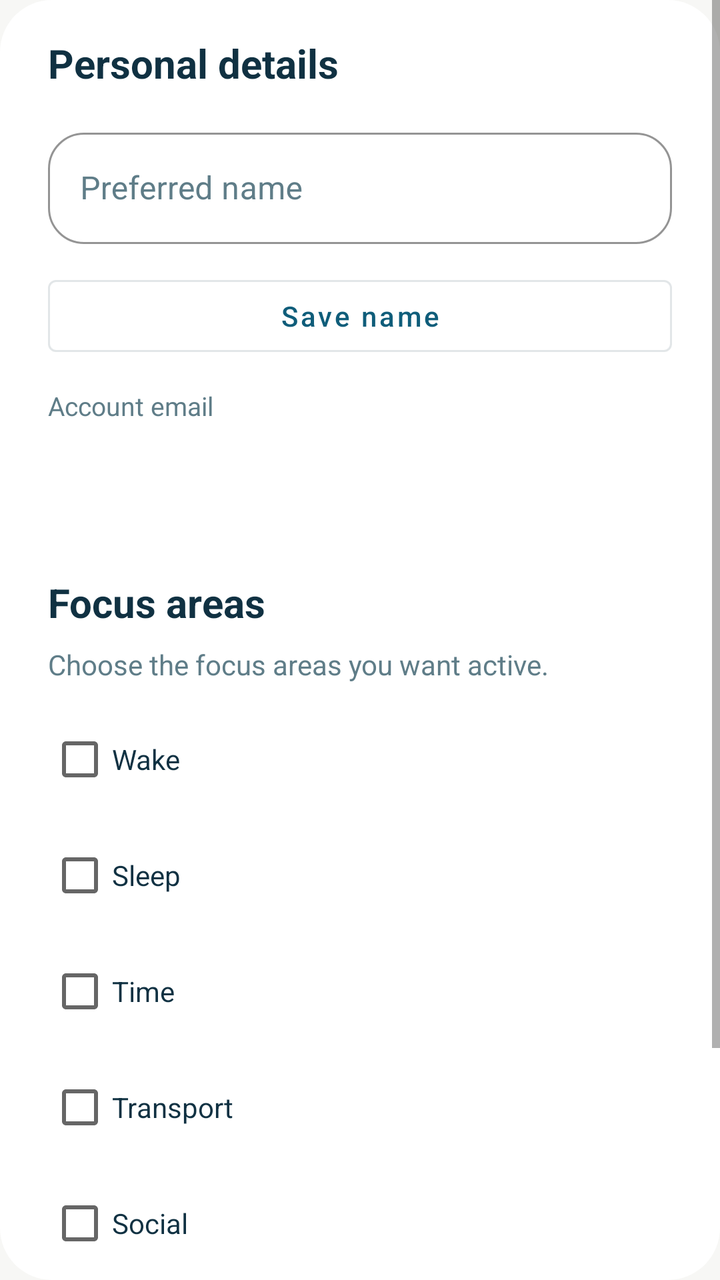
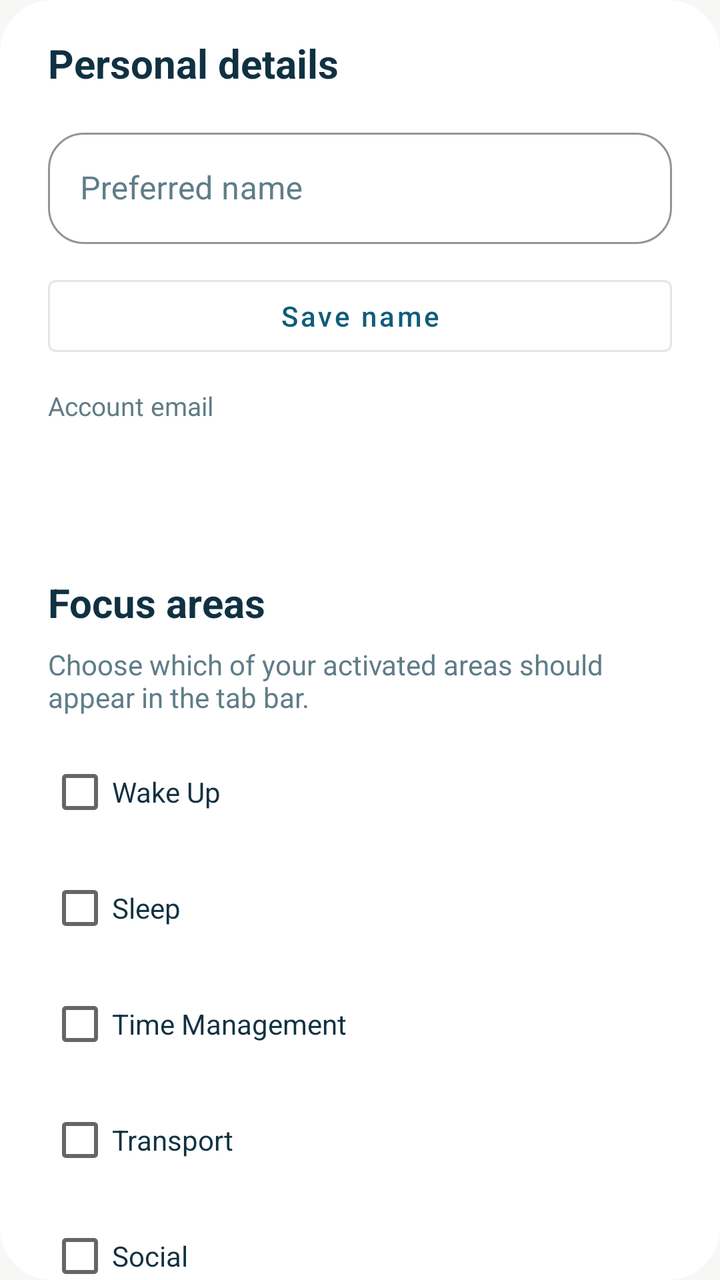

An Android layout rendered at two revisions. The XML below is the earlier revision; the diff shows what the commit changed to produce the second picture.
<!-- AndroidManifest.xml: application theme Theme.Fixd -->
<!-- res/layout/fragment_profile.xml -->
<?xml version="1.0" encoding="utf-8"?>
<ScrollView xmlns:android="http://schemas.android.com/apk/res/android"
    android:layout_width="match_parent"
    android:layout_height="match_parent"
    android:background="@drawable/bg_tab_card"
    android:fillViewport="true">

    <LinearLayout
        android:layout_width="match_parent"
        android:layout_height="wrap_content"
        android:orientation="vertical"
        android:paddingStart="24dp"
        android:paddingTop="18dp"
        android:paddingEnd="24dp"
        android:paddingBottom="20dp">

        <TextView
            android:layout_width="wrap_content"
            android:layout_height="wrap_content"
            android:text="@string/profile_personal_title"
            android:textColor="@color/brand_text"
            android:textSize="20sp"
            android:textStyle="bold" />

        <com.google.android.material.textfield.TextInputLayout
            android:layout_width="match_parent"
            android:layout_height="wrap_content"
            android:layout_marginTop="16dp"
            android:hint="@string/name_label">

            <com.google.android.material.textfield.TextInputEditText
                android:id="@+id/nameEditText"
                android:layout_width="match_parent"
                android:layout_height="wrap_content"
                android:inputType="textPersonName"
                android:textColor="@color/brand_text"
                android:textColorHint="@color/brand_text_muted" />
        </com.google.android.material.textfield.TextInputLayout>

        <com.google.android.material.button.MaterialButton
            android:id="@+id/saveNameButton"
            style="@style/Widget.MaterialComponents.Button.OutlinedButton"
            android:layout_width="match_parent"
            android:layout_height="wrap_content"
            android:layout_marginTop="12dp"
            android:text="@string/profile_save_name" />

        <TextView
            android:layout_width="wrap_content"
            android:layout_height="wrap_content"
            android:layout_marginTop="12dp"
            android:text="@string/profile_email_label"
            android:textColor="@color/brand_text_muted"
            android:textSize="13sp" />

        <TextView
            android:id="@+id/emailSummary"
            android:layout_width="wrap_content"
            android:layout_height="wrap_content"
            android:layout_marginTop="4dp"
            android:textColor="@color/brand_text"
            android:textSize="15sp"
            android:textStyle="bold" />

        <TextView
            android:id="@+id/verificationStatus"
            android:layout_width="wrap_content"
            android:layout_height="wrap_content"
            android:layout_marginTop="6dp"
            android:textColor="@color/brand_text_muted"
            android:textSize="13sp" />

        <com.google.android.material.button.MaterialButton
            android:id="@+id/sendVerificationButton"
            style="@style/Widget.MaterialComponents.Button.OutlinedButton"
            android:layout_width="match_parent"
            android:layout_height="wrap_content"
            android:layout_marginTop="14dp"
            android:text="@string/profile_send_verification"
            android:visibility="gone" />

        <TextView
            android:layout_width="wrap_content"
            android:layout_height="wrap_content"
            android:layout_marginTop="28dp"
            android:text="@string/profile_focus_title"
            android:textColor="@color/brand_text"
            android:textSize="20sp"
            android:textStyle="bold" />

        <TextView
            android:id="@+id/focusBody"
            android:layout_width="match_parent"
            android:layout_height="wrap_content"
            android:layout_marginTop="8dp"
            android:text="@string/profile_focus_body"
            android:textColor="@color/brand_text_muted"
            android:textSize="14sp" />

        <CheckBox
            android:id="@+id/wakeUpCheckbox"
            android:layout_width="match_parent"
            android:layout_height="wrap_content"
            android:layout_marginTop="14dp"
            android:text="@string/problem_wake_up"
            android:textColor="@color/brand_text" />

        <CheckBox
            android:id="@+id/sleepScheduleCheckbox"
            android:layout_width="match_parent"
            android:layout_height="wrap_content"
            android:layout_marginTop="10dp"
            android:text="@string/problem_sleep_schedule"
            android:textColor="@color/brand_text" />

        <CheckBox
            android:id="@+id/timeManagementCheckbox"
            android:layout_width="match_parent"
            android:layout_height="wrap_content"
            android:layout_marginTop="10dp"
            android:text="@string/problem_time_management"
            android:textColor="@color/brand_text" />

        <CheckBox
            android:id="@+id/transportCheckbox"
            android:layout_width="match_parent"
            android:layout_height="wrap_content"
            android:layout_marginTop="10dp"
            android:text="@string/problem_transport"
            android:textColor="@color/brand_text" />

        <CheckBox
            android:id="@+id/socialMediaDistractionCheckbox"
            android:layout_width="match_parent"
            android:layout_height="wrap_content"
            android:layout_marginTop="10dp"
            android:text="@string/problem_social_media_distraction"
            android:textColor="@color/brand_text" />

        <CheckBox
            android:id="@+id/placeholderCheckbox"
            android:layout_width="match_parent"
            android:layout_height="wrap_content"
            android:layout_marginTop="10dp"
            android:text="@string/problem_placeholder"
            android:textColor="@color/brand_text" />

        <com.google.android.material.button.MaterialButton
            android:id="@+id/saveProfileButton"
            android:layout_width="match_parent"
            android:layout_height="wrap_content"
            android:layout_marginTop="20dp"
            android:text="@string/profile_save_focus" />

        <LinearLayout
            android:id="@+id/credentialsSection"
            android:layout_width="match_parent"
            android:layout_height="wrap_content"
            android:layout_marginTop="28dp"
            android:orientation="vertical"
            android:visibility="gone">

            <TextView
                android:layout_width="wrap_content"
                android:layout_height="wrap_content"
                android:text="@string/profile_credentials_title"
                android:textColor="@color/brand_text"
                android:textSize="20sp"
                android:textStyle="bold" />

            <TextView
                android:layout_width="match_parent"
                android:layout_height="wrap_content"
                android:layout_marginTop="8dp"
                android:text="@string/profile_credentials_body"
                android:textColor="@color/brand_text_muted"
                android:textSize="14sp" />

            <com.google.android.material.textfield.TextInputLayout
                android:layout_width="match_parent"
                android:layout_height="wrap_content"
                android:layout_marginTop="16dp"
                android:hint="@string/profile_current_password">

                <com.google.android.material.textfield.TextInputEditText
                    android:id="@+id/currentPasswordEditText"
                    android:layout_width="match_parent"
                    android:layout_height="wrap_content"
                    android:inputType="textPassword"
                    android:textColor="@color/brand_text"
                    android:textColorHint="@color/brand_text_muted" />
            </com.google.android.material.textfield.TextInputLayout>

            <com.google.android.material.textfield.TextInputLayout
                android:layout_width="match_parent"
                android:layout_height="wrap_content"
                android:layout_marginTop="12dp"
                android:hint="@string/profile_new_email">

                <com.google.android.material.textfield.TextInputEditText
                    android:id="@+id/newEmailEditText"
                    android:layout_width="match_parent"
                    android:layout_height="wrap_content"
                    android:inputType="textEmailAddress"
                    android:textColor="@color/brand_text"
                    android:textColorHint="@color/brand_text_muted" />
            </com.google.android.material.textfield.TextInputLayout>

            <com.google.android.material.textfield.TextInputLayout
                android:layout_width="match_parent"
                android:layout_height="wrap_content"
                android:layout_marginTop="12dp"
                android:hint="@string/profile_new_password">

                <com.google.android.material.textfield.TextInputEditText
                    android:id="@+id/newPasswordEditText"
                    android:layout_width="match_parent"
                    android:layout_height="wrap_content"
                    android:inputType="textPassword"
                    android:textColor="@color/brand_text"
                    android:textColorHint="@color/brand_text_muted" />
            </com.google.android.material.textfield.TextInputLayout>

            <com.google.android.material.button.MaterialButton
                android:id="@+id/saveCredentialsButton"
                android:layout_width="match_parent"
                android:layout_height="wrap_content"
                android:layout_marginTop="18dp"
                android:text="@string/profile_save_credentials" />
        </LinearLayout>
    </LinearLayout>
</ScrollView>
<!-- resources referenced by this layout -->
<resources>
  <color name="brand_text">#103142</color>
  <color name="brand_text_muted">#5F7D88</color>
  <!-- drawable bg_tab_card (drawable) -->
  <?xml version="1.0" encoding="utf-8"?>
  <shape xmlns:android="http://schemas.android.com/apk/res/android">
      <solid android:color="@color/brand_card" />
      <corners android:radius="26dp" />
  </shape>
  <string name="name_label">Preferred name</string>
  <string name="problem_placeholder">More</string>
  <string name="problem_sleep_schedule">Sleep</string>
  <string name="problem_social_media_distraction">Social</string>
  <string name="problem_time_management">Time</string>
  <string name="problem_transport">Transport</string>
  <string name="problem_wake_up">Wake</string>
  <string name="profile_credentials_body">Password-based accounts can request an email change or set a new password here.</string>
  <string name="profile_credentials_title">Credentials</string>
  <string name="profile_current_password">Current password</string>
  <string name="profile_email_label">Account email</string>
  <string name="profile_focus_body">Choose the focus areas you want active.</string>
  <string name="profile_focus_title">Focus areas</string>
  <string name="profile_new_email">New email</string>
  <string name="profile_new_password">New password</string>
  <string name="profile_personal_title">Personal details</string>
  <string name="profile_save_credentials">Update credentials</string>
  <string name="profile_save_focus">Save focus areas</string>
  <string name="profile_save_name">Save name</string>
  <string name="profile_send_verification">Send verification email</string>
  <color name="brand_card">#FFFFFFFF</color>
  <color name="brand_primary">#0F5D7A</color>
  <color name="brand_primary_dark">#083C54</color>
  <color name="white">#FFFFFFFF</color>
  <color name="brand_secondary">#2F8FCE</color>
  <color name="brand_gradient_mid">#168AA7</color>
  <color name="brand_surface">#F7F7F5</color>
  <color name="transparent">#00000000</color>
  <style name="Widget.Fixd.Button" parent="Widget.MaterialComponents.Button">
          <item name="cornerRadius">16dp</item>
          <item name="android:textAllCaps">false</item>
          <item name="rippleColor">@color/transparent</item>
      </style>
  <style name="Widget.Fixd.TextInputEditText" parent="Widget.MaterialComponents.TextInputEditText.OutlinedBox">
          <item name="android:textColor">@color/brand_text</item>
          <item name="android:textColorHint">@color/brand_text_muted</item>
          <item name="android:textCursorDrawable">@null</item>
      </style>
  <style name="Widget.Fixd.TextInputLayout" parent="Widget.MaterialComponents.TextInputLayout.OutlinedBox">
          <item name="boxBackgroundColor">@color/brand_card</item>
          <item name="boxStrokeColor">@color/brand_accent</item>
          <item name="boxCornerRadiusTopStart">18dp</item>
          <item name="boxCornerRadiusTopEnd">18dp</item>
          <item name="boxCornerRadiusBottomStart">18dp</item>
          <item name="boxCornerRadiusBottomEnd">18dp</item>
          <item name="hintTextColor">@color/brand_text_muted</item>
          <item name="android:textColorHint">@color/brand_text_muted</item>
      </style>
  <color name="brand_accent">#79BFF0</color>
  <!-- unchanged entries left out for length: 1 -->
</resources>

<!-- the commit's change to res/layout/fragment_profile.xml (unified diff, before → after) -->
@@ -3,7 +3,8 @@
     android:layout_width="match_parent"
     android:layout_height="match_parent"
     android:background="@drawable/bg_tab_card"
-    android:fillViewport="true">
+    android:fillViewport="true"
+    android:scrollbars="none">
 
     <LinearLayout
         android:layout_width="match_parent"
@@ -142,7 +143,15 @@
             android:layout_width="match_parent"
             android:layout_height="wrap_content"
             android:layout_marginTop="10dp"
-            android:text="@string/problem_placeholder"
+            android:text="@string/problem_to_do"
+            android:textColor="@color/brand_text" />
+
+        <CheckBox
+            android:id="@+id/breatheCheckbox"
+            android:layout_width="match_parent"
+            android:layout_height="wrap_content"
+            android:layout_marginTop="10dp"
+            android:text="@string/problem_breathe"
             android:textColor="@color/brand_text" />
 
         <com.google.android.material.button.MaterialButton
@@ -169,6 +178,7 @@
                 android:textStyle="bold" />
 
             <TextView
+                android:id="@+id/credentialsBody"
                 android:layout_width="match_parent"
                 android:layout_height="wrap_content"
                 android:layout_marginTop="8dp"
@@ -176,57 +186,21 @@
                 android:textColor="@color/brand_text_muted"
                 android:textSize="14sp" />
 
-            <com.google.android.material.textfield.TextInputLayout
+            <com.google.android.material.button.MaterialButton
+                android:id="@+id/changeEmailButton"
+                style="@style/Widget.MaterialComponents.Button.OutlinedButton"
                 android:layout_width="match_parent"
                 android:layout_height="wrap_content"
                 android:layout_marginTop="16dp"
-                android:hint="@string/profile_current_password">
-
-                <com.google.android.material.textfield.TextInputEditText
-                    android:id="@+id/currentPasswordEditText"
-                    android:layout_width="match_parent"
-                    android:layout_height="wrap_content"
-                    android:inputType="textPassword"
-                    android:textColor="@color/brand_text"
-                    android:textColorHint="@color/brand_text_muted" />
-            </com.google.android.material.textfield.TextInputLayout>
-
-            <com.google.android.material.textfield.TextInputLayout
+                android:text="@string/profile_change_email" />
+
+            <com.google.android.material.button.MaterialButton
+                android:id="@+id/changePasswordButton"
+                style="@style/Widget.MaterialComponents.Button.OutlinedButton"
                 android:layout_width="match_parent"
                 android:layout_height="wrap_content"
                 android:layout_marginTop="12dp"
-                android:hint="@string/profile_new_email">
-
-                <com.google.android.material.textfield.TextInputEditText
-                    android:id="@+id/newEmailEditText"
-                    android:layout_width="match_parent"
-                    android:layout_height="wrap_content"
-                    android:inputType="textEmailAddress"
-                    android:textColor="@color/brand_text"
-                    android:textColorHint="@color/brand_text_muted" />
-            </com.google.android.material.textfield.TextInputLayout>
-
-            <com.google.android.material.textfield.TextInputLayout
-                android:layout_width="match_parent"
-                android:layout_height="wrap_content"
-                android:layout_marginTop="12dp"
-                android:hint="@string/profile_new_password">
-
-                <com.google.android.material.textfield.TextInputEditText
-                    android:id="@+id/newPasswordEditText"
-                    android:layout_width="match_parent"
-                    android:layout_height="wrap_content"
-                    android:inputType="textPassword"
-                    android:textColor="@color/brand_text"
-                    android:textColorHint="@color/brand_text_muted" />
-            </com.google.android.material.textfield.TextInputLayout>
-
-            <com.google.android.material.button.MaterialButton
-                android:id="@+id/saveCredentialsButton"
-                android:layout_width="match_parent"
-                android:layout_height="wrap_content"
-                android:layout_marginTop="18dp"
-                android:text="@string/profile_save_credentials" />
+                android:text="@string/profile_change_password" />
         </LinearLayout>
     </LinearLayout>
 </ScrollView>
<!-- resource entries referenced after the edit -->
@@ -9,22 +9,21 @@
       <corners android:radius="26dp" />
   </shape>
   <string name="name_label">Preferred name</string>
-  <string name="problem_placeholder">More</string>
+  <string name="problem_breathe">Breathe</string>
   <string name="problem_sleep_schedule">Sleep</string>
   <string name="problem_social_media_distraction">Social</string>
-  <string name="problem_time_management">Time</string>
+  <string name="problem_time_management">Time Management</string>
+  <string name="problem_to_do">To Do</string>
   <string name="problem_transport">Transport</string>
-  <string name="problem_wake_up">Wake</string>
+  <string name="problem_wake_up">Wake Up</string>
+  <string name="profile_change_email">Change email</string>
+  <string name="profile_change_password">Change password</string>
   <string name="profile_credentials_body">Password-based accounts can request an email change or set a new password here.</string>
   <string name="profile_credentials_title">Credentials</string>
-  <string name="profile_current_password">Current password</string>
   <string name="profile_email_label">Account email</string>
-  <string name="profile_focus_body">Choose the focus areas you want active.</string>
+  <string name="profile_focus_body">Choose which of your activated areas should appear in the tab bar.</string>
   <string name="profile_focus_title">Focus areas</string>
-  <string name="profile_new_email">New email</string>
-  <string name="profile_new_password">New password</string>
   <string name="profile_personal_title">Personal details</string>
-  <string name="profile_save_credentials">Update credentials</string>
   <string name="profile_save_focus">Save focus areas</string>
   <string name="profile_save_name">Save name</string>
   <string name="profile_send_verification">Send verification email</string>
